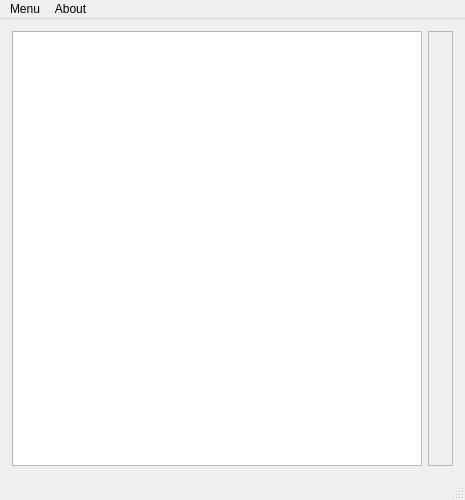
First picture: the form in ui/mainWindow_v2.ui, repository GoCodingIcreated/VKMessenger, before the edit.
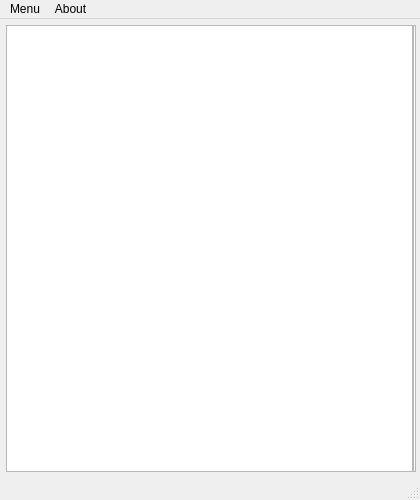
Second picture: the form after the edit.

Commit message: v.0.1.2 Improved: layouts margins Improved: auth phase: takes 1 getVkUser (instead of 2) Improved: messenger selecting phase: now don't call getVkUser for myself user Changed: designe of widgets in messenger (now message list takes more place)

Patch:
```diff
--- a/ui/mainWindow_v2.ui
+++ b/ui/mainWindow_v2.ui
@@ -6,7 +6,7 @@
    <rect>
     <x>0</x>
     <y>0</y>
-    <width>465</width>
+    <width>420</width>
     <height>500</height>
    </rect>
   </property>
@@ -18,7 +18,7 @@
   </property>
   <property name="minimumSize">
    <size>
-    <width>465</width>
+    <width>420</width>
     <height>200</height>
    </size>
   </property>
@@ -43,21 +43,21 @@
    </property>
    <layout class="QHBoxLayout" name="horizontalLayout">
     <property name="leftMargin">
-     <number>12</number>
+     <number>6</number>
     </property>
     <property name="topMargin">
-     <number>12</number>
+     <number>6</number>
     </property>
     <property name="rightMargin">
-     <number>12</number>
+     <number>6</number>
     </property>
     <property name="bottomMargin">
-     <number>12</number>
+     <number>6</number>
     </property>
     <item>
      <widget class="QListWidget" name="listWidget">
       <property name="sizePolicy">
-       <sizepolicy hsizetype="Fixed" vsizetype="Expanding">
+       <sizepolicy hsizetype="Expanding" vsizetype="Expanding">
         <horstretch>0</horstretch>
         <verstretch>0</verstretch>
        </sizepolicy>
@@ -81,12 +81,45 @@
       <property name="enabled">
        <bool>true</bool>
       </property>
+      <property name="sizePolicy">
+       <sizepolicy hsizetype="Expanding" vsizetype="Expanding">
+        <horstretch>0</horstretch>
+        <verstretch>0</verstretch>
+       </sizepolicy>
+      </property>
       <property name="frameShape">
        <enum>QFrame::StyledPanel</enum>
       </property>
       <property name="frameShadow">
        <enum>QFrame::Raised</enum>
       </property>
+      <property name="lineWidth">
+       <number>1</number>
+      </property>
+      <layout class="QHBoxLayout" name="horizontalLayout_2">
+       <property name="spacing">
+        <number>0</number>
+       </property>
+       <property name="leftMargin">
+        <number>0</number>
+       </property>
+       <property name="topMargin">
+        <number>0</number>
+       </property>
+       <property name="rightMargin">
+        <number>0</number>
+       </property>
+       <property name="bottomMargin">
+        <number>0</number>
+       </property>
+       <item>
+        <layout class="QVBoxLayout" name="frameLayout">
+         <property name="spacing">
+          <number>0</number>
+         </property>
+        </layout>
+       </item>
+      </layout>
      </widget>
     </item>
    </layout>
@@ -96,7 +129,7 @@
     <rect>
      <x>0</x>
      <y>0</y>
-     <width>465</width>
+     <width>420</width>
      <height>25</height>
     </rect>
    </property>
```
The commit also changes 3 other files.
